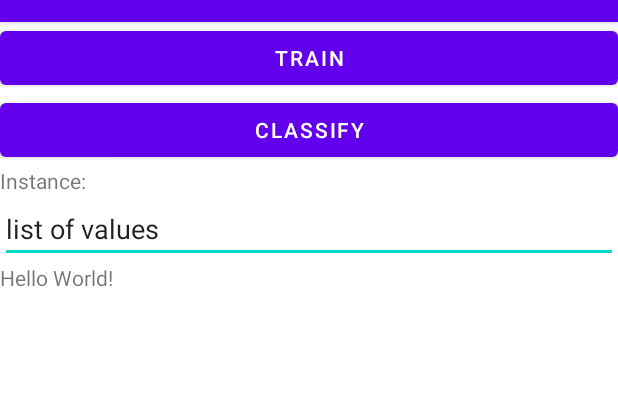
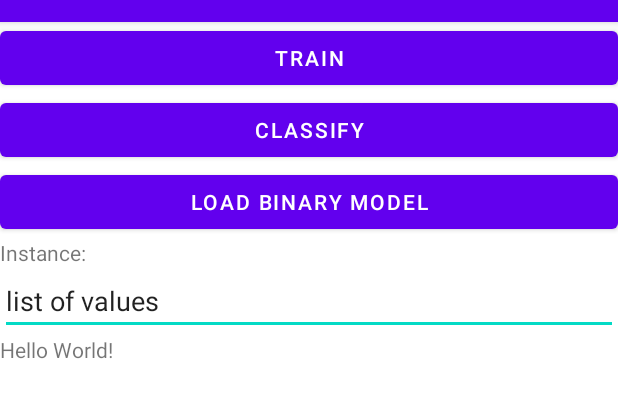
Before and after one commit to anaoliveiraalves/MySmartApp, an Android app: the screen it shows after launch (MainActivity), after a tap on "TRAIN", on a phone screen of 412 x 824 dp, the part 62-480 px from its top. Run offline under Robolectric (Android 15) with nearby library versions, the phone set to English and light mode, and no system bars; libraries missing offline, so code that uses them is left out: weka.classifiers.evaluation, weka.classifiers.trees, weka.core, weka.core.converters; 9 statements that could not run were skipped.

Commit message:
Loading a binary model (Random Forest classifier for example1.arff) and predicting new instances

```diff
--- a/app/src/main/res/layout/activity_main.xml
+++ b/app/src/main/res/layout/activity_main.xml
@@ -20,6 +20,13 @@
         android:layout_height="wrap_content"
         android:onClick="wekaClassify"
         android:text="Classify" />
+
+    <Button
+        android:id="@+id/button3"
+        android:layout_width="match_parent"
+        android:layout_height="wrap_content"
+        android:onClick="wekaClassifyFromModel"
+        android:text="Load Binary Model" />
 
     <TextView
         android:id="@+id/textView"
```
Also changed, not shown: app/src/main/java/it/isec/ami/mysmartapp/MainActivity.java (+46 -10 lines), 2 other files.
